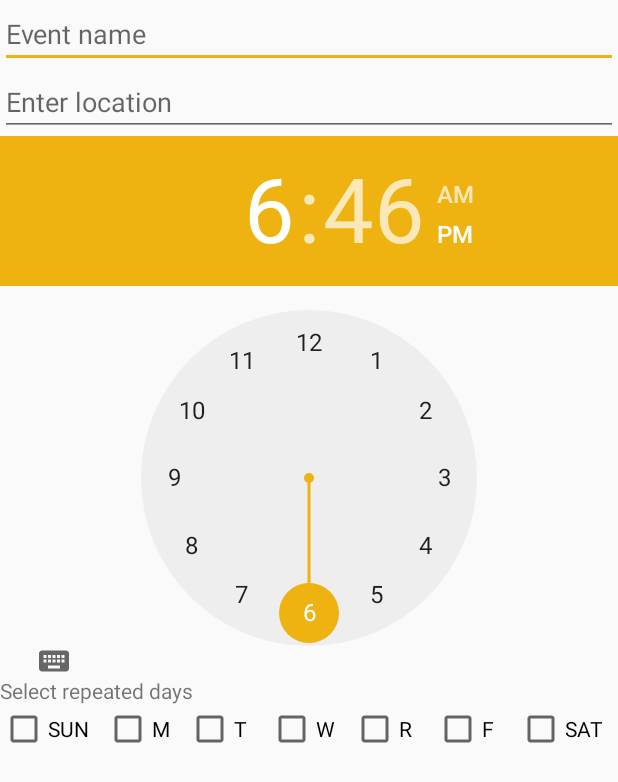
After one commit to spybug/GTCampusNavigation, an Android app: the layout fragment_add_schedule_event.xml on its own in the app's theme, with its tools: preview values and no code run, on a phone screen of 412 x 824 dp. The commit adds this screen. Shown: the top 782 px of the screen. Run offline under Robolectric (Android 15) with nearby library versions, the phone set to English and light mode, and no system bars.

Commit message:
Worked on AddScheduleEvent page
(cherry picked from commit 4e97135f5d4b8f0aec2103f27b13dd7ef67c9b2c)

```diff
--- a/Android/app/build.gradle
+++ b/Android/app/build.gradle
@@ -31,6 +31,7 @@ dependencies {
     implementation 'com.android.support:preference-v7:27.1.1'
     implementation 'com.android.support:design:27.1.1'
     implementation 'com.mapbox.mapboxsdk:mapbox-android-sdk:5.4.1'
+    implementation 'com.android.support:support-v4:27.1.1'
     compile 'com.mapzen.android:lost:3.0.4'
     compile 'com.mapbox.mapboxsdk:mapbox-android-plugin-locationlayer:0.3.0'
     compile('com.mapbox.mapboxsdk:mapbox-android-geocoder:1.0.0@aar') {
--- /dev/null
+++ b/Android/app/src/main/res/layout/fragment_add_schedule_event.xml
@@ -0,0 +1,129 @@
+<FrameLayout xmlns:android="http://schemas.android.com/apk/res/android"
+    xmlns:tools="http://schemas.android.com/tools"
+    android:layout_width="match_parent"
+    android:layout_height="match_parent"
+    tools:context="com.spybug.gtnav.fragments.AddScheduleEventFragment">
+
+    <LinearLayout xmlns:android="http://schemas.android.com/apk/res/android"
+        android:layout_width="match_parent"
+        android:layout_height="match_parent"
+        android:orientation="vertical">
+
+        <TableLayout
+            android:layout_width="match_parent"
+            android:layout_height="match_parent">
+
+            <TableRow
+                android:layout_width="match_parent"
+                android:layout_height="match_parent" >
+
+                <EditText
+                    android:id="@+id/name"
+                    android:layout_width="match_parent"
+                    android:layout_height="wrap_content"
+                    android:hint="@string/name_prompt" />
+            </TableRow>
+
+            <TableRow
+                android:layout_width="match_parent"
+                android:layout_height="match_parent" >
+
+                <EditText
+                    android:id="@+id/location"
+                    android:layout_width="match_parent"
+                    android:layout_height="wrap_content"
+                    android:hint="@string/location_prompt" />
+            </TableRow>
+
+            <TableRow
+                android:layout_width="match_parent"
+                android:layout_height="match_parent" >
+
+                <TimePicker
+                    android:id="@+id/simpleTimePicker"
+                    android:layout_width="wrap_content"
+                    android:layout_height="360dp"
+                    android:timePickerMode="clock" />
+            </TableRow>
+
+            <TableRow
+                android:layout_width="match_parent"
+                android:layout_height="match_parent" >
+
+                <LinearLayout
+                    android:layout_height="wrap_content"
+                    android:layout_width="match_parent"
+                    android:orientation="vertical">
+
+                    <TextView
+                        android:layout_width="wrap_content"
+                        android:layout_height="wrap_content"
+                        android:text="@string/repeat_prompt"/>
+
+                    <LinearLayout
+                        android:layout_width="match_parent"
+                        android:layout_height="match_parent"
+                        android:orientation="horizontal">
+
+                        <CheckBox
+                            android:id="@+id/checkBox7"
+                            android:layout_width="0dp"
+                            android:layout_height="wrap_content"
+                            android:layout_weight="1.14"
+                            android:text="@string/sunday" />
+
+                        <CheckBox
+                            android:id="@+id/checkBox8"
+                            android:layout_width="0dp"
+                            android:layout_height="wrap_content"
+                            android:layout_weight="0.9"
+                            android:text="@string/monday" />
+
+                        <CheckBox
+                            android:id="@+id/checkBox5"
+                            android:layout_width="0dp"
+                            android:layout_height="wrap_content"
+                            android:layout_weight="0.9"
+                            android:text="@string/tuesday" />
+
+                        <CheckBox
+                            android:id="@+id/checkBox6"
+                            android:layout_width="0dp"
+                            android:layout_height="wrap_content"
+                            android:layout_weight="0.9"
+                            android:text="@string/wednesday" />
+
+                        <CheckBox
+                            android:id="@+id/checkBox3"
+                            android:layout_width="0dp"
+                            android:layout_height="wrap_content"
+                            android:layout_weight="0.9"
+                            android:text="@string/thursday" />
+
+                        <CheckBox
+                            android:id="@+id/checkBox4"
+                            android:layout_width="0dp"
+                            android:layout_height="wrap_content"
+                            android:layout_weight="0.9"
+                            android:text="@string/friday" />
+
+                        <CheckBox
+                            android:id="@+id/checkBox2"
+                            android:layout_width="0dp"
+                            android:layout_height="wrap_content"
+                            android:layout_weight="1.09"
+                            android:text="@string/saturday" />
+                    </LinearLayout>
+                </LinearLayout>
+            </TableRow>
+            <TableRow>
+                <Space
+                    android:layout_width="match_parent"
+                    android:layout_height="@dimen/schedule_padding"/>
+            </TableRow>
+        </TableLayout>
+
+
+    </LinearLayout>
+
+</FrameLayout>
--- a/Android/app/src/main/res/values/dimens.xml
+++ b/Android/app/src/main/res/values/dimens.xml
@@ -14,4 +14,6 @@
 
     <dimen name="settings_padding">4dp</dimen>
     <dimen name="feedback_padding">20dp</dimen>
+
+    <dimen name="schedule_padding">45dp</dimen>
 </resources>
--- a/Android/app/src/main/res/values/strings.xml
+++ b/Android/app/src/main/res/values/strings.xml
@@ -47,6 +47,22 @@
     <string name="details_text">Additional Information</string>
     <string name="feedback_submit">Submit</string>
 
+    <!--Scheduling Strings-->
+    <string name="dialog_title">Add Event</string>
+    <string name="name_prompt">Event name</string>
+    <string name="location_prompt">Enter location</string>
+    <string name="time_prompt">Select a time</string>
+    <string name="repeat_prompt">Select repeated days</string>
+    <string name="sunday">SUN</string>
+    <string name="monday">M</string>
+    <string name="tuesday">T</string>
+    <string name="wednesday">W</string>
+    <string name="thursday">R</string>
+    <string name="friday">F</string>
+    <string name="saturday">SAT</string>
+    <string name="submit_creation">OK</string>
+    <string name="cancel_creation">Cancel</string>
+
     <!-- TODO: Remove or change this placeholder text -->
     <string name="hello_blank_fragment">Hello blank fragment</string>
     <string name="title_activity_maps">Map</string>
```
Also changed, not shown: Android/app/src/main/java/com/spybug/gtnav/fragments/AddScheduleEventFragment.java (added, +102 -0 lines), Android/app/src/main/java/com/spybug/gtnav/fragments/ScheduleFragment.java (+15 -4 lines), Android/app/src/main/res/layout/schedule_addevent_submenu.xml (+24 -50 lines).
